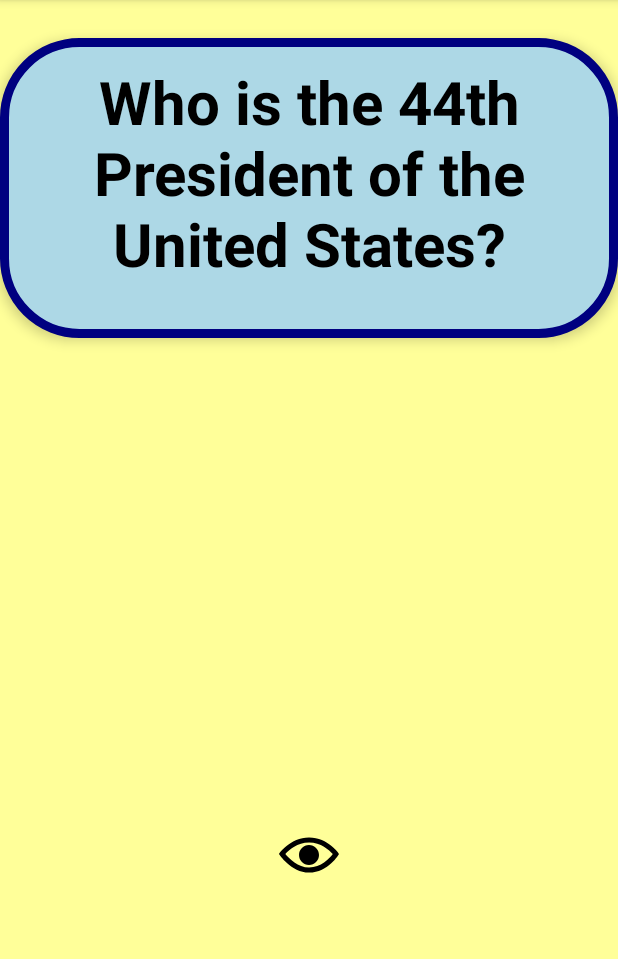
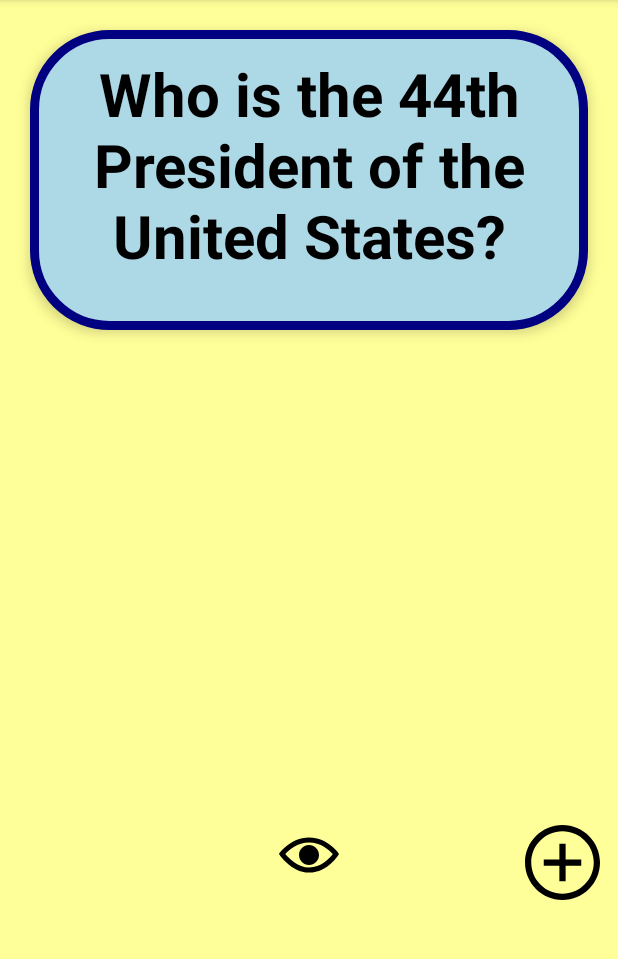
Before and after one commit to kchekuri26/EduCards-0.5, an Android app: the screen it shows after launch (MainActivity), on a phone screen of 412 x 824 dp, the part 84-1043 px from its top. Run offline under Robolectric (Android 15) with nearby library versions, the phone set to English and light mode, and no system bars.

Commit message:
Basic requirements done

```diff
--- /dev/null
+++ b/app/src/main/res/drawable/ic_iconmonstr_plus_6.xml
@@ -0,0 +1,9 @@
+<vector xmlns:android="http://schemas.android.com/apk/res/android"
+    android:width="24dp"
+    android:height="24dp"
+    android:viewportWidth="24"
+    android:viewportHeight="24">
+  <path
+      android:fillColor="#FF000000"
+      android:pathData="M12,2c5.514,0 10,4.486 10,10s-4.486,10 -10,10 -10,-4.486 -10,-10 4.486,-10 10,-10zM12,0c-6.627,0 -12,5.373 -12,12s5.373,12 12,12 12,-5.373 12,-12 -5.373,-12 -12,-12zM18,13h-5v5h-2v-5h-5v-2h5v-5h2v5h5v2z"/>
+</vector>
--- a/app/src/main/res/layout/activity_main.xml
+++ b/app/src/main/res/layout/activity_main.xml
@@ -14,6 +14,7 @@
         android:layout_width="match_parent"
         android:layout_height="200dp"
         android:layout_marginTop="25dp"
+        android:layout_margin="20dp"
         android:background="@drawable/question_background"
         android:elevation="5dp"
         android:padding="15dp"
@@ -30,6 +31,7 @@
         android:layout_width="match_parent"
         android:layout_height="200dp"
         android:layout_marginTop="25dp"
+        android:layout_margin="20dp"
         android:background="@drawable/answer_background"
         android:elevation="5dp"
         android:padding="50dp"
@@ -44,7 +46,9 @@
         android:id="@+id/option_one"
         android:layout_width="match_parent"
         android:layout_height="50dp"
+        android:layout_marginLeft="20dp"
         android:layout_marginTop="300dp"
+        android:layout_marginRight="20dp"
         android:background="@drawable/option_background"
         android:text="@string/option1"
         android:textAlignment="center"
@@ -56,7 +60,9 @@
         android:id="@+id/option_two"
         android:layout_width="match_parent"
         android:layout_height="50dp"
+        android:layout_marginLeft="20dp"
         android:layout_marginTop="375dp"
+        android:layout_marginRight="20dp"
         android:background="@drawable/option_background"
         android:text="@string/option2"
         android:textAlignment="center"
@@ -68,7 +74,9 @@
         android:id="@+id/option_three"
         android:layout_width="match_parent"
         android:layout_height="50dp"
+        android:layout_marginLeft="20dp"
         android:layout_marginTop="450dp"
+        android:layout_marginRight="20dp"
         android:background="@drawable/option_background"
         android:text="@string/answer1"
         android:textAlignment="center"
@@ -92,4 +100,12 @@
         android:layout_centerHorizontal="true"
         android:layout_marginTop="550dp"
         app:srcCompat="@drawable/ic_iconmonstr_eye_5" />
+
+    <ImageView
+        android:id="@+id/addNewCard"
+        android:layout_width="50dp"
+        android:layout_height="50dp"
+        android:layout_marginTop="550dp"
+        android:translationX="350dp"
+        app:srcCompat="@drawable/ic_iconmonstr_plus_6" />
 </RelativeLayout>
```
Also changed, not shown: app/src/main/AndroidManifest.xml (+4 -3 lines), app/src/main/java/com/example/educards/AddCardActivity.java (added, +38 -0 lines), app/src/main/java/com/example/educards/MainActivity.java (+26 -0 lines), app/src/main/res/drawable/ic_iconmonstr_save_7.xml (added, +9 -0 lines), app/src/main/res/drawable/ic_iconmonstr_x_mark_5.xml (added, +9 -0 lines), app/src/main/res/layout/activity_add_card.xml (added, +49 -0 lines).
